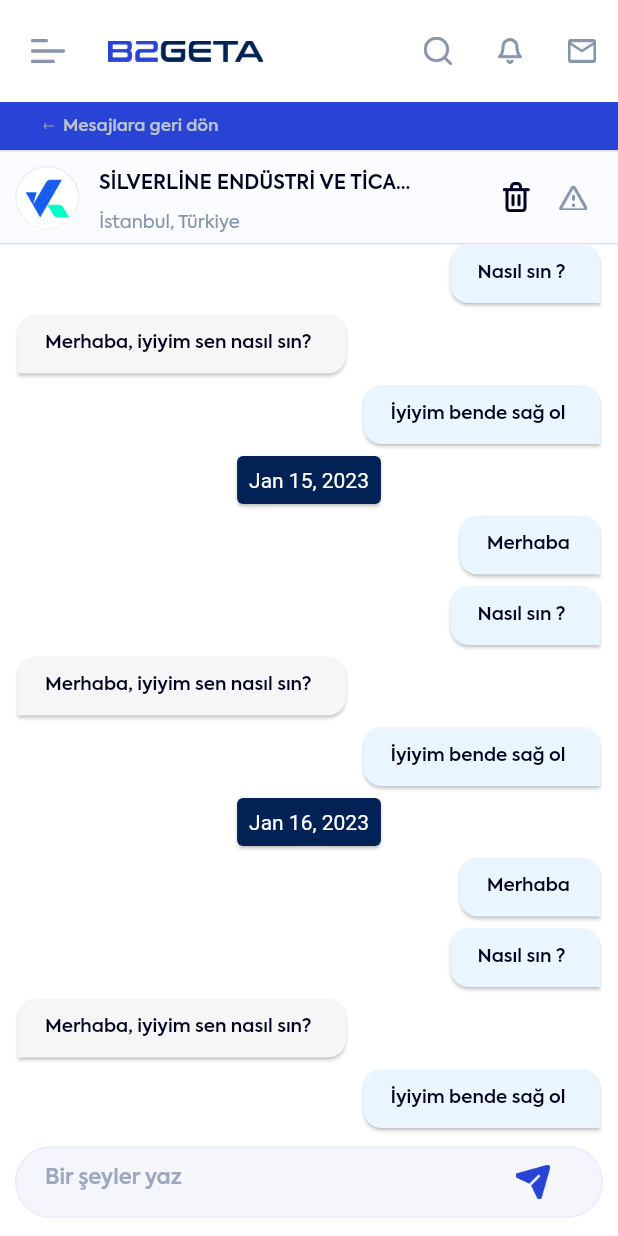
After one commit to ozgun-kara/b2geta_mobile, a Flutter app: the MessageDetailsPage screen opened directly, on a phone screen of 412 x 824 dp. The commit adds this screen. Run offline on Flutter 3.47's test engine with Material 2 defaults, Android fonts, the phone set to English and light mode, and no system bars; drawn by our look-alikes of grouped_list; our stand-ins replace dotted_border, dropdown_button2, flutter_switch, get, get_it, get_storage and 4 more; accounts and stored records are empty.

Commit message:
Added : Message Details Page

```diff
--- a/lib/app_theme.dart
+++ b/lib/app_theme.dart
@@ -36,6 +36,7 @@ class AppTheme {
   static Color white31 = const Color(0xFFF3F3F3);
   static Color white32 = const Color(0xFFE8EAF1);
   static Color white33 = const Color(0xFFF5F5F5);
+  static Color white34 = const Color(0xFFF6F6F6);
 
   static Color green1 = const Color(0xFF4CBD17);
   static Color green2 = const Color(0xFF36B843);
@@ -44,6 +45,7 @@ class AppTheme {
   static Color green5 = const Color(0xFF44CF41);
   static Color green6 = const Color(0xFF088C25);
   static Color green7 = const Color(0xFF98FB4A);
+  static Color green8 = const Color(0xFF5E8083);
 
   static Color yellow1 = const Color(0xFFFFCA43);
   static Color yellow2 = const Color(0xFFFFAC30);
@@ -58,6 +60,7 @@ class AppTheme {
   static Color blue8 = const Color(0xFF306AFF);
   static Color blue9 = const Color(0xFF34CEFF);
   static Color blue10 = const Color(0xFF3D5AFF);
+  static Color blue11 = const Color(0xFFE9F6FF);
 
   static Color red1 = const Color(0xFFFF3062);
   static Color red2 = const Color(0xFFD91E34);
@@ -89,4 +92,5 @@ class AppTheme {
   static Color black22 = const Color(0xFF444761);
   static Color black23 = const Color(0xFF484B68);
   static Color black24 = const Color(0xFF23253C);
+  static Color black25 = const Color(0xFF555876);
 }
--- /dev/null
+++ b/lib/models/message_model.dart
@@ -0,0 +1,10 @@
+class MessageModel {
+  String text;
+  DateTime date;
+  bool isSentByMe;
+  MessageModel({
+    required this.text,
+    required this.date,
+    required this.isSentByMe,
+  });
+}
--- /dev/null
+++ b/lib/views/messages/message_details_page.dart
@@ -0,0 +1,475 @@
+import 'package:b2geta_mobile/app_theme.dart';
+import 'package:flutter/material.dart';
+import 'package:grouped_list/grouped_list.dart';
+import 'package:intl/intl.dart';
+import 'package:provider/provider.dart';
+import '../../models/message_model.dart';
+import '../../providers/theme_provider.dart';
+
+class MessageDetailsPage extends StatefulWidget {
+  const MessageDetailsPage({Key? key}) : super(key: key);
+
+  @override
+  State<MessageDetailsPage> createState() => _MessageDetailsPageState();
+}
+
+List<MessageModel> messages = [
+  MessageModel(
+      text: "Merhaba",
+      date: DateTime.now().subtract(const Duration(days: 11, minutes: 10)),
+      isSentByMe: true),
+  MessageModel(
+      text: "Nasıl sın ? ",
+      date: DateTime.now().subtract(const Duration(days: 11, minutes: 9)),
+      isSentByMe: true),
+  MessageModel(
+      text: "Merhaba, iyiyim sen nasıl sın? ",
+      date: DateTime.now().subtract(const Duration(days: 11, minutes: 8)),
+      isSentByMe: false),
+  MessageModel(
+      text: "İyiyim bende sağ ol ",
+      date: DateTime.now().subtract(const Duration(days: 11, minutes: 7)),
+      isSentByMe: true),
+  MessageModel(
+      text: "Merhaba",
+      date: DateTime.now().subtract(const Duration(days: 10, minutes: 10)),
+      isSentByMe: true),
+  MessageModel(
+      text: "Nasıl sın ? ",
+      date: DateTime.now().subtract(const Duration(days: 10, minutes: 9)),
+      isSentByMe: true),
+  MessageModel(
+      text: "Merhaba, iyiyim sen nasıl sın? ",
+      date: DateTime.now().subtract(const Duration(days: 10, minutes: 8)),
+      isSentByMe: false),
+  MessageModel(
+      text: "İyiyim bende sağ ol ",
+      date: DateTime.now().subtract(const Duration(days: 10, minutes: 7)),
+      isSentByMe: true),
+  MessageModel(
+      text: "Merhaba",
+      date: DateTime.now().subtract(const Duration(days: 5, minutes: 10)),
+      isSentByMe: true),
+  MessageModel(
+      text: "Nasıl sın ? ",
+      date: DateTime.now().subtract(const Duration(days: 5, minutes: 9)),
+      isSentByMe: true),
+  MessageModel(
+      text: "Merhaba, iyiyim sen nasıl sın? ",
+      date: DateTime.now().subtract(const Duration(days: 5, minutes: 8)),
+      isSentByMe: false),
+  MessageModel(
+      text: "İyiyim bende sağ ol ",
+      date: DateTime.now().subtract(const Duration(days: 5, minutes: 7)),
+      isSentByMe: true),
+  MessageModel(
+      text: "Merhaba",
+      date: DateTime.now().subtract(const Duration(days: 4, minutes: 10)),
+      isSentByMe: true),
+  MessageModel(
+      text: "Nasıl sın ? ",
+      date: DateTime.now().subtract(const Duration(days: 4, minutes: 9)),
+      isSentByMe: true),
+  MessageModel(
+      text: "Merhaba, iyiyim sen nasıl sın? ",
+      date: DateTime.now().subtract(const Duration(days: 4, minutes: 8)),
+      isSentByMe: false),
+  MessageModel(
+      text: "İyiyim bende sağ ol ",
+      date: DateTime.now().subtract(const Duration(days: 4, minutes: 7)),
+      isSentByMe: true),
+  MessageModel(
+      text: "Merhaba",
+      date: DateTime.now().subtract(const Duration(days: 3, minutes: 10)),
+      isSentByMe: true),
+  MessageModel(
+      text: "Nasıl sın ? ",
+      date: DateTime.now().subtract(const Duration(days: 3, minutes: 9)),
+      isSentByMe: true),
+  MessageModel(
+      text: "Merhaba, iyiyim sen nasıl sın? ",
+      date: DateTime.now().subtract(const Duration(days: 3, minutes: 8)),
+      isSentByMe: false),
+  MessageModel(
+      text: "İyiyim bende sağ ol ",
+      date: DateTime.now().subtract(const Duration(days: 3, minutes: 7)),
+      isSentByMe: true),
+];
+
+TextEditingController _messageController = TextEditingController();
+
+class _MessageDetailsPageState extends State<MessageDetailsPage> {
+  late double deviceTopPadding;
+  late double deviceWidth;
+  late double deviceHeight;
+  late bool themeMode;
+  @override
+  Widget build(BuildContext context) {
+    deviceTopPadding = MediaQuery.of(context).padding.top;
+    deviceWidth = MediaQuery.of(context).size.width;
+    deviceHeight = MediaQuery.of(context).size.height;
+    themeMode = Provider.of<ThemeProvider>(context).themeMode == "light";
+    return Scaffold(
+      backgroundColor: themeMode ? AppTheme.white1 : AppTheme.black7,
+      appBar: AppBar(
+          toolbarHeight: 68,
+          backgroundColor: themeMode ? AppTheme.white1 : AppTheme.black5,
+          elevation: 0,
+          leading: Padding(
+            padding: const EdgeInsets.only(left: 8),
+            child: IconButton(
+              splashRadius: 24,
+              icon: Image.asset(
+                'assets/icons/menu.png',
+                width: 23,
+                height: 17,
+                color: AppTheme.white15,
+              ),
+              onPressed: () {},
+            ),
+          ),
+          title: SizedBox(
+              width: 103.74,
+              height: 14.0,
+              child: themeMode
+                  ? Image.asset('assets/images/b2geta_logo_light.png')
+                  : Image.asset('assets/images/b2geta_logo_dark.png')),
+          actions: [
+            IconButton(
+              splashRadius: 24,
+              icon: Image.asset(
+                'assets/icons/search.png',
+                width: 19,
+                height: 19,
+                color: AppTheme.white15,
+              ),
+              onPressed: () {
+                if (themeMode) {
+                  Provider.of<ThemeProvider>(context, listen: false)
+                      .setDarkMode();
+                } else {
+                  Provider.of<ThemeProvider>(context, listen: false)
+                      .setLightMode();
+                }
+              },
+            ),
+            IconButton(
+              splashRadius: 24,
+              icon: Image.asset(
+                'assets/icons/bell.png',
+                width: 16.0,
+                height: 18.0,
+                color: AppTheme.white15,
+              ),
+              onPressed: () {},
+            ),
+            IconButton(
+              splashRadius: 24,
+              icon: Image.asset(
+                'assets/icons/message.png',
+                width: 19.0,
+                height: 16.0,
+                color: AppTheme.white15,
+              ),
+              onPressed: () {},
+            ),
+          ]),
+      body: Column(
+        children: [
+          Container(
+            width: deviceWidth,
+            height: 32,
+            decoration: BoxDecoration(
+              color: AppTheme.blue2,
+            ),
+            child: MaterialButton(
+              onPressed: () {
+                Navigator.pop(context);
+              },
+              elevation: 0,
+              child: Padding(
+                padding: const EdgeInsets.only(left: 13),
+                child: Row(
+                  children: [
+                    Image.asset(
+                      "assets/icons/back.png",
+                      width: 7,
+                      height: 5,
+                      color: const Color(0xFFC2C2C2),
+                    ),
+                    const SizedBox(
+                      width: 6.0,
+                    ),
+                    Text(
+                      "Mesajlara geri dön",
+                      style: TextStyle(
+                        fontSize: 11,
+                        fontFamily: AppTheme.appFontFamily,
+                        fontWeight: FontWeight.w600,
+                        color: AppTheme.white24,
+                      ),
+                    )
+                  ],
+                ),
+              ),
+            ),
+          ),
+          Container(
+            width: deviceWidth,
+            height: 63,
+            padding: const EdgeInsets.only(left: 10, right: 20.47),
+            decoration: BoxDecoration(
+              color: themeMode ? AppTheme.white2 : AppTheme.black18,
+              border: Border.symmetric(
+                horizontal: BorderSide(
+                  width: 1,
+                  color: themeMode
+                      ? const Color(0xFFD7DAEC)
+                      : const Color(0xFF565A85),
+                ),
+                vertical: BorderSide.none,
+              ),
+            ),
+            child: Row(
+              children: [
+                ClipOval(
+                  child: Image.asset(
+                    "assets/images/dummy_images/post_profile.png",
+                    width: 43,
+                    height: 43,
+                  ),
+                ),
+                const SizedBox(
+                  width: 13,
+                ),
+                Expanded(
+                  child: Container(
+                    width: 189,
+                    padding: const EdgeInsets.only(
+                      top: 11,
+                    ),
+                    child: Column(
+                      crossAxisAlignment: CrossAxisAlignment.start,
+                      children: [
+                        Text(
+                          "SİLVERLİNE ENDÜSTRİ VE TİCARET A.Ş",
+                          overflow: TextOverflow.ellipsis,
+                          style: TextStyle(
+                            fontSize: 13,
+                            fontFamily: AppTheme.appFontFamily,
+                            fontWeight: FontWeight.w600,
+                            color:
+                                themeMode ? AppTheme.black19 : AppTheme.white1,
+                          ),
+                        ),
+                        const SizedBox(
+                          height: 6,
+                        ),
+                        Text(
+                          "İstanbul, Türkiye",
+                          overflow: TextOverflow.ellipsis,
+                          style: TextStyle(
+                            fontSize: 12,
+                            fontFamily: AppTheme.appFontFamily,
+                            fontWeight: FontWeight.w400,
+                            color: AppTheme.white15,
+                          ),
+                        ),
+                      ],
+                    ),
+                  ),
+                ),
+                const SizedBox(
+                  width: 58.0,
+                ),
+                Material(
+                  child: InkWell(
+                    onTap: () {},
+                    borderRadius: const BorderRadius.all(Radius.circular(24.0)),
+                    child: Image.asset(
+                      "assets/icons/trash.png",
+                      width: 18,
+                      height: 20,
+                      color: themeMode ? AppTheme.black19 : AppTheme.white1,
+                    ),
+                  ),
+                ),
+                const SizedBox(
+                  width: 19.47,
+                ),
+                Material(
+                  child: InkWell(
+                    onTap: () {},
+                    borderRadius: const BorderRadius.all(Radius.circular(24.0)),
+                    child: Image.asset(
+                      "assets/icons/warning.png",
+                      color: AppTheme.white15,
+                      width: 19.06,
+                      height: 17.01,
+                      fit: BoxFit.cover,
+                    ),
+                  ),
+                ),
+              ],
+            ),
+          ),
+          Expanded(
+            child: Container(
+              decoration: BoxDecoration(
+                  color: themeMode ? AppTheme.white1 : AppTheme.black7),
+              child: GroupedListView<MessageModel, DateTime>(
+                reverse: true,
+                order: GroupedListOrder.DESC,
+                useStickyGroupSeparators: true,
+                floatingHeader: true,
+                padding: const EdgeInsets.all(8.0),
+                elements: messages,
+                groupBy: ((message) => DateTime(
+                      message.date.year,
+                      message.date.month,
+                      message.date.day,
+                    )),
+                groupHeaderBuilder: (message) => SizedBox(
+                  height: 40,
+                  child: Center(
+                    child: Card(
+                      color: AppTheme.blue3,
+                      child: Padding(
+                        padding: const EdgeInsets.all(8.0),
+                        child: Text(
+                          DateFormat.yMMMd().format(message.date),
+                          style: TextStyle(color: AppTheme.white1),
+                        ),
+                      ),
+                    ),
+                  ),
+                ),
+                itemBuilder: (context, message) => Align(
+                  alignment: message.isSentByMe
+                      ? Alignment.centerRight
+                      : Alignment.centerLeft,
+                  child: Padding(
+                    padding: message.isSentByMe
+                        ? const EdgeInsets.only(left: 25.0)
+                        : const EdgeInsets.only(right: 25.0),
+                    child: Card(
+                      shape: message.isSentByMe
+                          ? const RoundedRectangleBorder(
+                              borderRadius: BorderRadius.only(
+                              topLeft: Radius.circular(12.0),
+                              bottomLeft: Radius.circular(12.0),
+                              topRight: Radius.circular(12.0),
+                            ))
+                          : const RoundedRectangleBorder(
+                              borderRadius: BorderRadius.only(
+                              topRight: Radius.circular(12.0),
+                              bottomRight: Radius.circular(12.0),
+                              topLeft: Radius.circular(12.0),
+                            )),
+                      color: message.isSentByMe
+                          ? themeMode
+                              ? AppTheme.blue11
+                              : AppTheme.green8
+                          : themeMode
+                              ? AppTheme.white34
+                              : AppTheme.black25,
+                      child: Padding(
+                        padding: const EdgeInsets.only(
+                          left: 18,
+                          right: 20,
+                          top: 14,
+                          bottom: 13,
+                        ),
+                        child: Text(
+                          message.text,
+                          style: TextStyle(
+                            height: 1,
+                            fontFamily: AppTheme.appFontFamily,
+                            fontSize: 12,
+                            fontWeight: FontWeight.w600,
+                            color:
+                                themeMode ? AppTheme.black19 : AppTheme.white1,
+                          ),
+                        ),
+                      ),
+                    ),
+                  ),
+                ),
+              ),
+            ),
+          ),
+          Container(
+            width: deviceWidth,
+            height: 48,
+            padding: const EdgeInsets.symmetric(horizontal: 10.0),
+            decoration: BoxDecoration(
+                color: themeMode ? AppTheme.white1 : AppTheme.black7),
+            child: TextField(
+              controller: _messageController,
+              onSubmitted: ((value) {
+                final message = MessageModel(
+                    text: value, date: DateTime.now(), isSentByMe: true);
+                _messageController.clear();
+                setState(() {
+                  messages.add(message);
+                });
+              }),
+              style: TextStyle(
+                fontSize: 12,
+                fontFamily: AppTheme.appFontFamily,
+                fontWeight: FontWeight.w600,
+                color: AppTheme.white15,
+              ),
+              decoration: InputDecoration(
+                fillColor: themeMode ? AppTheme.white5 : AppTheme.black7,
+                filled: true,
+                border: OutlineInputBorder(
+                  borderRadius: BorderRadius.circular(26),
+                  borderSide: BorderSide(
+                      color: themeMode
+                          ? AppTheme.white10
+                          : const Color(0xFF666985)),
+                ),
+                enabledBorder: OutlineInputBorder(
+                  borderRadius: BorderRadius.circular(26),
+                  borderSide: BorderSide(
+                      color: themeMode ? AppTheme.white21 : AppTheme.black18),
+                ),
+                focusedBorder: OutlineInputBorder(
+                  borderRadius: BorderRadius.circular(26),
+                  borderSide: BorderSide(
+                      color: themeMode ? AppTheme.white21 : AppTheme.black18),
+                ),
+                contentPadding:
+                    const EdgeInsets.only(left: 20.0, top: 17.0, bottom: 17.0),
+                hintText: "Bir şeyler yaz",
+                hintStyle: TextStyle(
+                  fontSize: 14,
+                  fontFamily: AppTheme.appFontFamily,
+                  fontWeight: FontWeight.w600,
+                  color: AppTheme.white13,
+                ),
+                suffixIconConstraints:
+                    const BoxConstraints(minHeight: 23, minWidth: 23),
+                suffixIcon: Container(
+                    margin: const EdgeInsets.only(right: 22.82),
+                    child: IconButton(
+                      onPressed: () {},
+                      icon: Image.asset(
+                        "assets/icons/send.png",
+                        width: 23,
+                        height: 23,
+                        fit: BoxFit.cover,
+                      ),
+                    )),
+              ),
+            ),
+          ),
+          const SizedBox(
+            height: 12.0,
+          ),
+        ],
+      ),
+    );
+  }
+}
--- a/lib/views/messages/messages_page.dart
+++ b/lib/views/messages/messages_page.dart
@@ -1,5 +1,6 @@
 // ignore_for_file: prefer_const_constructors, prefer_const_literals_to_create_immutables
 import 'package:b2geta_mobile/app_theme.dart';
+import 'package:b2geta_mobile/views/messages/message_details_page.dart';
 import 'package:flutter/material.dart';
 import 'package:provider/provider.dart';
 
@@ -178,7 +179,15 @@ class _MessagesPageState extends State<MessagesPage> {
               shrinkWrap: true,
               itemCount: 10,
               itemBuilder: (BuildContext context, int index) {
-                return Padding(
+                return GestureDetector(
+                  onTap: () {
+                    Navigator.push(
+                        context,
+                        MaterialPageRoute(
+                          builder: (context) => MessageDetailsPage(),
+                        ));
+                  },
+                  child: Padding(
                     padding: const EdgeInsets.symmetric(horizontal: 10.0),
                     child: Container(
                       padding: const EdgeInsets.all(12.0),
@@ -248,6 +257,7 @@ class _MessagesPageState extends State<MessagesPage> {
                         ],
                       ),
                     ),
+                  ),
                 );
               },
             ),
--- a/pubspec.yaml
+++ b/pubspec.yaml
@@ -58,6 +58,8 @@ dependencies:
   carousel_slider: ^4.1.1
   animated_toggle_switch: ^0.5.2
   story_view: ^0.14.0
+  grouped_list: ^5.1.2
+  intl:  ^0.17.0
 
 dev_dependencies:
   flutter_test:
```
Also changed, not shown: assets/icons/send.png (added), assets/icons/trash.png (added), assets/icons/warning.png (added), pubspec.lock. Lines whose indentation alone changed are shown as unchanged.
